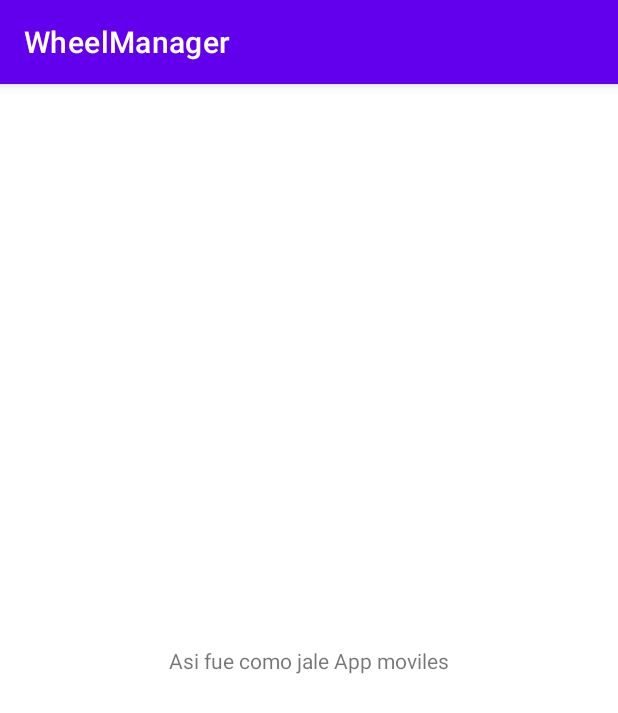
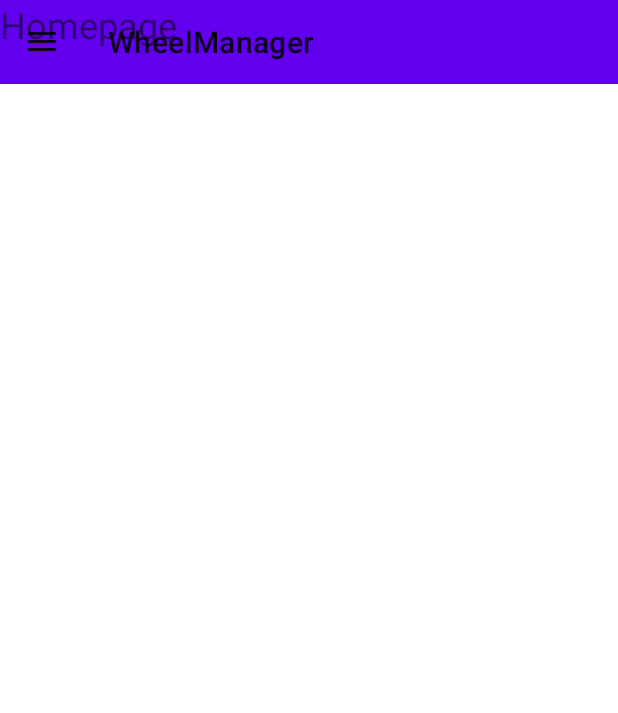
Before and after one commit to omar2702/WheelManager_Movil, an Android app: the screen it shows after launch (MainActivity), on a phone screen of 412 x 824 dp. Shown: the top 713 px of the screen. Run offline under Robolectric (Android 15) with nearby library versions, the phone set to English and light mode, and no system bars.

Commit message:
Navigation_var implemented

```diff
--- a/WheelManager/app/build.gradle
+++ b/WheelManager/app/build.gradle
@@ -1,6 +1,7 @@
 plugins {
     id 'com.android.application'
     id 'kotlin-android'
+    id 'kotlin-android-extensions'
     id 'kotlin-kapt'
 }
 
--- a/WheelManager/app/src/main/AndroidManifest.xml
+++ b/WheelManager/app/src/main/AndroidManifest.xml
@@ -9,7 +9,7 @@
         android:roundIcon="@mipmap/ic_launcher_round"
         android:supportsRtl="true"
         android:theme="@style/Theme.WheelManager">
-        <activity android:name=".MainActivity">
+        <activity android:name=".MainActivity" android:theme="@style/Theme.WheelManager.NoActionBar">
             <intent-filter>
                 <action android:name="android.intent.action.MAIN" />
 
--- a/WheelManager/app/src/main/java/pe/edu/upc/wheelmanager/MainActivity.kt
+++ b/WheelManager/app/src/main/java/pe/edu/upc/wheelmanager/MainActivity.kt
@@ -2,10 +2,19 @@ package pe.edu.upc.wheelmanager
 
 import androidx.appcompat.app.AppCompatActivity
 import android.os.Bundle
+import androidx.appcompat.app.ActionBarDrawerToggle
+import kotlinx.android.synthetic.main.activity_main.*
+import kotlinx.android.synthetic.main.content_main.*
 
 class MainActivity : AppCompatActivity() {
     override fun onCreate(savedInstanceState: Bundle?) {
         super.onCreate(savedInstanceState)
         setContentView(R.layout.activity_main)
+        setSupportActionBar(toolbar)
+
+        val toggle = ActionBarDrawerToggle(this,drawerLayout,toolbar,R.string.open,R.string.close)
+        toggle.isDrawerIndicatorEnabled = true
+        drawerLayout.addDrawerListener(toggle)
+        toggle.syncState()
     }
 }
--- a/WheelManager/app/src/main/res/layout/activity_main.xml
+++ b/WheelManager/app/src/main/res/layout/activity_main.xml
@@ -1,18 +1,22 @@
 <?xml version="1.0" encoding="utf-8"?>
-<androidx.constraintlayout.widget.ConstraintLayout xmlns:android="http://schemas.android.com/apk/res/android"
+<androidx.drawerlayout.widget.DrawerLayout xmlns:android="http://schemas.android.com/apk/res/android"
     xmlns:app="http://schemas.android.com/apk/res-auto"
     xmlns:tools="http://schemas.android.com/tools"
     android:layout_width="match_parent"
     android:layout_height="match_parent"
+    android:id="@+id/drawerLayout"
     tools:context=".MainActivity">
 
-    <TextView
-        android:layout_width="wrap_content"
-        android:layout_height="wrap_content"
-        android:text="Asi fue como jale App moviles"
-        app:layout_constraintBottom_toBottomOf="parent"
-        app:layout_constraintLeft_toLeftOf="parent"
-        app:layout_constraintRight_toRightOf="parent"
-        app:layout_constraintTop_toTopOf="parent" />
+    <include
+        layout = "@layout/content_main"/>
 
-</androidx.constraintlayout.widget.ConstraintLayout>
+    <com.google.android.material.navigation.NavigationView
+        android:layout_width="match_parent"
+        android:layout_height="match_parent"
+        app:headerLayout="@layout/navigation_header"
+        app:menu="@menu/navigation_menu"
+        android:id="@+id/nav_menu"
+        android:layout_gravity="start"/>
+
+
+</androidx.drawerlayout.widget.DrawerLayout>
--- /dev/null
+++ b/WheelManager/app/src/main/res/layout/content_main.xml
@@ -0,0 +1,30 @@
+<?xml version="1.0" encoding="utf-8"?>
+<androidx.constraintlayout.widget.ConstraintLayout
+    xmlns:android="http://schemas.android.com/apk/res/android"
+    xmlns:app="http://schemas.android.com/apk/res-auto"
+    xmlns:tools="http://schemas.android.com/tools"
+    android:layout_width="match_parent"
+    android:layout_height="match_parent">
+
+    <androidx.appcompat.widget.Toolbar
+        android:id="@+id/toolbar"
+        android:layout_width="match_parent"
+        android:layout_height="wrap_content"
+        android:background="?attr/colorPrimary"
+        android:minHeight="?attr/actionBarSize"
+        android:theme="?attr/actionBarTheme"
+        app:layout_constraintEnd_toEndOf="parent"
+        app:layout_constraintStart_toStartOf="parent"
+        app:layout_constraintTop_toTopOf="parent" />
+
+    <TextView
+        android:id="@+id/textView"
+        android:layout_width="match_parent"
+        android:layout_height="match_parent"
+        android:text="Homepage"
+        android:textSize="24sp"
+        app:layout_constraintBottom_toBottomOf="parent"
+        app:layout_constraintEnd_toEndOf="parent"
+        app:layout_constraintStart_toStartOf="parent"
+        app:layout_constraintTop_toBottomOf="@+id/toolbar" />
+</androidx.constraintlayout.widget.ConstraintLayout>
--- /dev/null
+++ b/WheelManager/app/src/main/res/layout/navigation_header.xml
@@ -0,0 +1,19 @@
+<?xml version="1.0" encoding="utf-8"?>
+<androidx.constraintlayout.widget.ConstraintLayout xmlns:android="http://schemas.android.com/apk/res/android"
+    xmlns:app="http://schemas.android.com/apk/res-auto"
+    xmlns:tools="http://schemas.android.com/tools"
+    android:layout_width="match_parent"
+    android:layout_height="200dp"
+    android:background="#FF5722">
+
+    <TextView
+        android:id="@+id/textView2"
+        android:layout_width="wrap_content"
+        android:layout_height="wrap_content"
+        android:text="Drawer Header"
+        android:textSize="18sp"
+        app:layout_constraintBottom_toBottomOf="parent"
+        app:layout_constraintEnd_toEndOf="parent"
+        app:layout_constraintStart_toStartOf="parent"
+        app:layout_constraintTop_toTopOf="parent" />
+</androidx.constraintlayout.widget.ConstraintLayout>
--- /dev/null
+++ b/WheelManager/app/src/main/res/menu/navigation_menu.xml
@@ -0,0 +1,9 @@
+<?xml version="1.0" encoding="utf-8"?>
+<menu xmlns:android="http://schemas.android.com/apk/res/android">
+
+    <item android:title="Inicio" />
+    <item android:title="Revoluciona" />
+    <item android:title="Beneficios" />
+    <item android:title="Sobre Nosotros" />
+    <item android:title="Planes" />
+</menu>
--- a/WheelManager/app/src/main/res/values/strings.xml
+++ b/WheelManager/app/src/main/res/values/strings.xml
@@ -1,3 +1,5 @@
 <resources>
     <string name="app_name">WheelManager</string>
+    <string name="open">open</string>
+    <string name="close">close</string>
 </resources>
--- a/WheelManager/app/src/main/res/values/themes.xml
+++ b/WheelManager/app/src/main/res/values/themes.xml
@@ -13,4 +13,19 @@
         <item name="android:statusBarColor" tools:targetApi="l">?attr/colorPrimaryVariant</item>
         <!-- Customize your theme here. -->
     </style>
+
+    <style name="Theme.WheelManager.NoActionBar" parent="Theme.MaterialComponents.DayNight.NoActionBar">
+        <!-- Primary brand color. -->
+        <item name="colorPrimary">@color/purple_500</item>
+        <item name="colorPrimaryVariant">@color/purple_700</item>
+        <item name="colorOnPrimary">@color/white</item>
+        <!-- Secondary brand color. -->
+        <item name="colorSecondary">@color/teal_200</item>
+        <item name="colorSecondaryVariant">@color/teal_700</item>
+        <item name="colorOnSecondary">@color/black</item>
+        <!-- Status bar color. -->
+        <item name="android:statusBarColor" tools:targetApi="l">?attr/colorPrimaryVariant</item>
+        <!-- Customize your theme here. -->
+    </style>
+
 </resources>
```
Also changed, not shown: 712 other files.
